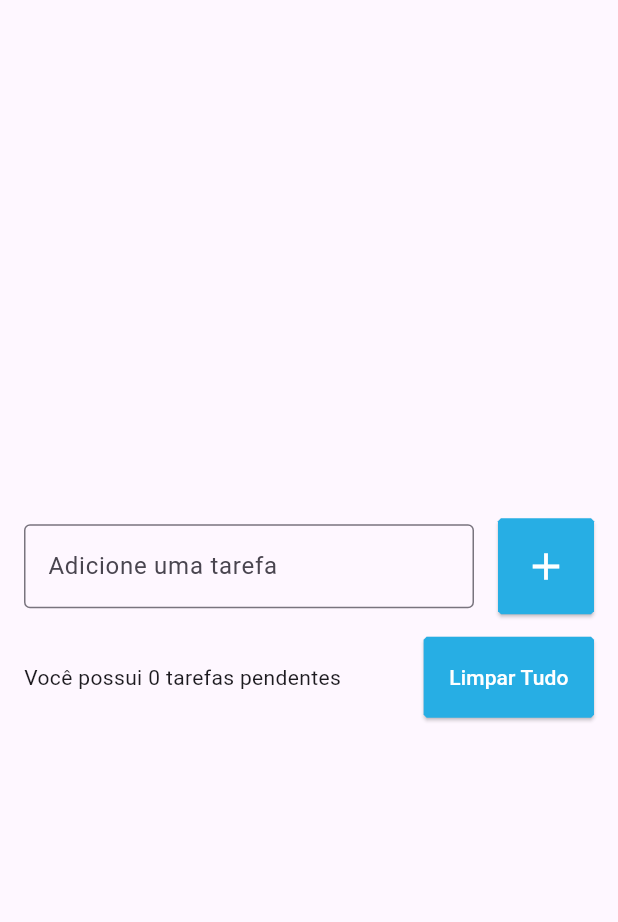
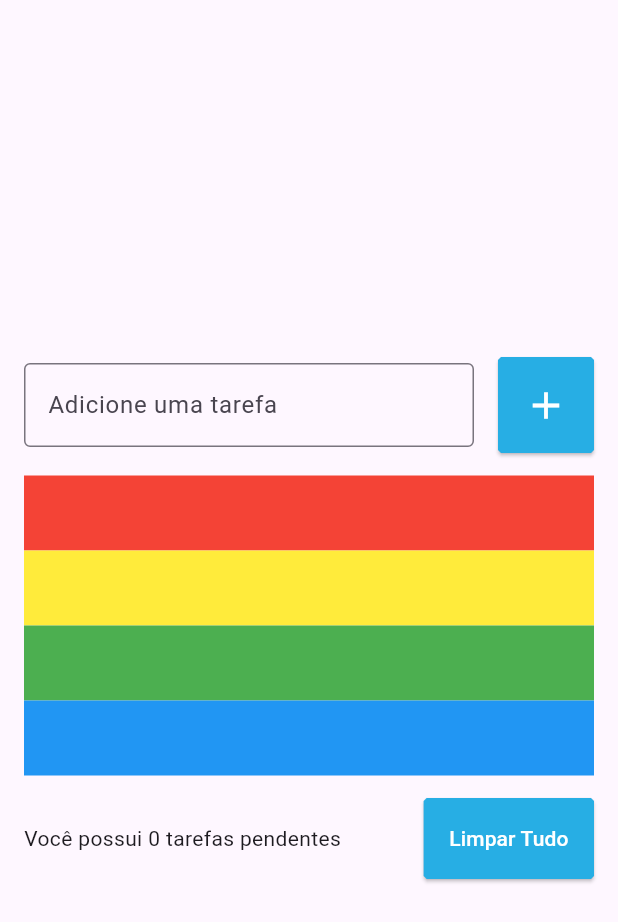
Before and after one commit to gabnugosi/todo_list, a Flutter app: the screen it shows after launch, on a phone screen of 412 x 824 dp. Shown: the top 922 px of the screen. Run offline on Flutter 3.47's test engine with Material 3 defaults, Android fonts, the phone set to English and light mode, and no system bars.

Commit message:
Aula 94 introdução ao listview

```diff
--- a/lib/pages/todo_list_pages.dart
+++ b/lib/pages/todo_list_pages.dart
@@ -51,6 +51,32 @@ class TodoListPage extends StatelessWidget {
               const SizedBox(
                 height: 15,
               ),
+              ListView(
+                shrinkWrap: true,
+                children: [
+                  Container(
+                    color: Colors.red,
+                    height: 50,
+                    width: 50,
+                  ),
+                  Container(
+                    color: Colors.yellow,
+                    height: 50,
+                  ),
+                  Container(
+                    color: Colors.green,
+                    height: 50,
+                  ),
+                  Container(
+                    color: Colors.blue,
+                    height: 50,
+                  ),
+                ],
+              ),
+              //SizedBox para espaçar as linhas
+              const SizedBox(
+                height: 15,
+              ),
               Row(
                 children: [
                   const Expanded(
```
